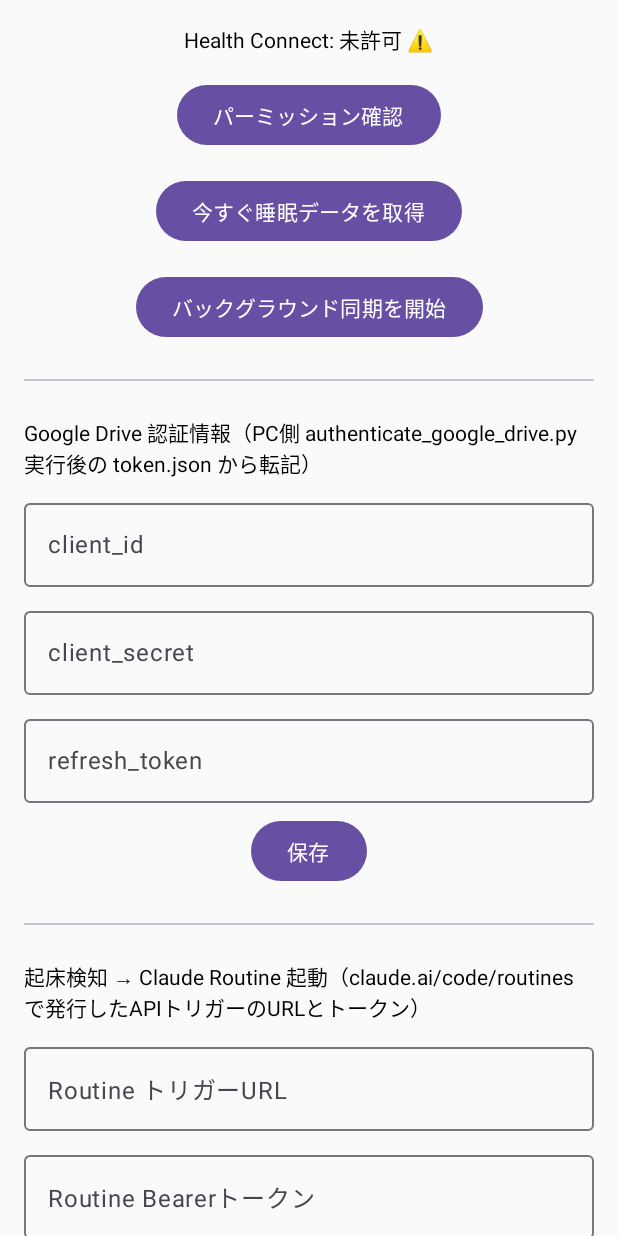
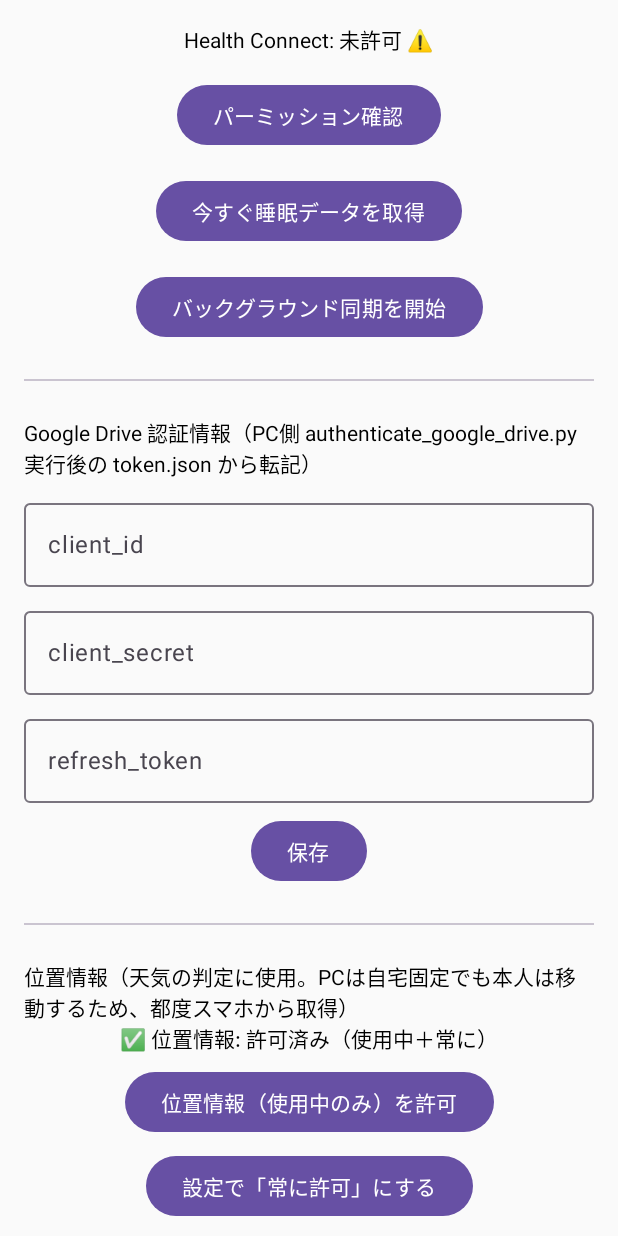
Before and after one commit to shintaro59/health-connect-bridge, an Android app built with Jetpack Compose: the screen it shows after launch (MainActivity), on a phone screen of 412 x 824 dp. Run offline under Robolectric (Android 15) with nearby library versions, the phone set to English and light mode, and no system bars; libraries missing offline, so code that uses them is left out: androidx.health.connect; 4 statements that could not run were skipped.

Commit message:
Attach current location to the wake-detection trigger
The Claude Routine runs in the cloud and has no notion of where the
user actually is, but the phone does. Since the PC stays at home
while the phone travels with the user (Tokyo, overseas, etc.), the
weather check needs the phone's location at the moment of waking,
not a hardcoded home city.

- LocationHelper: best-effort current location via FusedLocationProviderClient
  (fresh fix with a short timeout, falling back to last known location),
  with reverse geocoding to a human-readable label
- WakeDetectionWorker: include the location (label + coordinates, or a
  clear 'unavailable' note) in the routine-fire payload text
- AndroidManifest / build.gradle: add ACCESS_COARSE_LOCATION +
  ACCESS_BACKGROUND_LOCATION permissions and play-services-location
  (background location is required because WorkManager runs the
  periodic check outside any foreground activity)
- MainActivity: UI to request the foreground permission and a shortcut
  to the system settings screen for 'Allow all the time', since Android
  11+ no longer grants background location from a plain runtime dialog

Co-Authored-By: Claude Sonnet 5 <noreply@anthropic.com>
Claude-Session: https://claude.ai/code/session_01FkLLDJmQf5YJzyCKjSCVRW

```diff
--- a/android_bridge_app/app/build.gradle
+++ b/android_bridge_app/app/build.gradle
@@ -62,4 +62,5 @@ dependencies {
     implementation 'androidx.health.connect:connect-client:1.1.0-alpha02'
     implementation 'androidx.work:work-runtime-ktx:2.8.1'
     implementation 'com.google.code.gson:gson:2.10.1'
+    implementation 'com.google.android.gms:play-services-location:21.3.0'
 }
--- a/android_bridge_app/app/src/main/AndroidManifest.xml
+++ b/android_bridge_app/app/src/main/AndroidManifest.xml
@@ -9,6 +9,12 @@
     <uses-permission android:name="android.permission.health.READ_WEIGHT" />
     <uses-permission android:name="android.permission.SCHEDULE_EXACT_ALARM" />
     <uses-permission android:name="android.permission.INTERNET" />
+
+    <!-- 起床通知に添える天気確認用。「使用中のみ」だけでは
+         WorkManagerのバックグラウンド実行時に位置が取得できないため、
+         ACCESS_BACKGROUND_LOCATIONも合わせて要求する（設定画面での手動許可が必要）。 -->
+    <uses-permission android:name="android.permission.ACCESS_COARSE_LOCATION" />
+    <uses-permission android:name="android.permission.ACCESS_BACKGROUND_LOCATION" />
 
     <!-- Android 11+ のパッケージ可視性制限のため、Health Connect本体を明示的に見えるようにする -->
     <queries>
--- a/android_bridge_app/app/src/main/java/com/example/healthconnectbridge/MainActivity.kt
+++ b/android_bridge_app/app/src/main/java/com/example/healthconnectbridge/MainActivity.kt
@@ -1,10 +1,17 @@
 package com.example.healthconnectbridge
 
+import android.Manifest
 import android.content.Context
+import android.content.Intent
+import android.content.pm.PackageManager
+import android.net.Uri
 import android.os.Bundle
+import android.provider.Settings
 import androidx.activity.ComponentActivity
 import androidx.activity.compose.rememberLauncherForActivityResult
 import androidx.activity.compose.setContent
+import androidx.activity.result.contract.ActivityResultContracts
+import androidx.core.content.ContextCompat
 import androidx.compose.foundation.layout.Arrangement
 import androidx.compose.foundation.layout.Column
 import androidx.compose.foundation.layout.fillMaxSize
@@ -17,6 +24,7 @@ import androidx.compose.material3.Divider
 import androidx.compose.material3.OutlinedTextField
 import androidx.compose.material3.Text
 import androidx.compose.runtime.Composable
+import androidx.compose.runtime.DisposableEffect
 import androidx.compose.runtime.LaunchedEffect
 import androidx.compose.runtime.getValue
 import androidx.compose.runtime.mutableStateOf
@@ -25,7 +33,10 @@ import androidx.compose.runtime.rememberCoroutineScope
 import androidx.compose.runtime.setValue
 import androidx.compose.ui.Alignment
 import androidx.compose.ui.Modifier
+import androidx.compose.ui.platform.LocalLifecycleOwner
 import androidx.compose.ui.unit.dp
+import androidx.lifecycle.Lifecycle
+import androidx.lifecycle.LifecycleEventObserver
 import androidx.health.connect.client.HealthConnectClient
 import androidx.health.connect.client.PermissionController
 import androidx.health.connect.client.permission.HealthPermission
@@ -84,6 +95,18 @@ fun MainScreen() {
     var routineToken by remember { mutableStateOf(prefs.getString(KEY_ROUTINE_TOKEN, "") ?: "") }
     var statusText by remember { mutableStateOf("準備完了") }
     var permissionsGranted by remember { mutableStateOf(false) }
+    var coarseLocationGranted by remember {
+        mutableStateOf(
+            ContextCompat.checkSelfPermission(context, Manifest.permission.ACCESS_COARSE_LOCATION) ==
+                PackageManager.PERMISSION_GRANTED
+        )
+    }
+    var backgroundLocationGranted by remember {
+        mutableStateOf(
+            ContextCompat.checkSelfPermission(context, Manifest.permission.ACCESS_BACKGROUND_LOCATION) ==
+                PackageManager.PERMISSION_GRANTED
+        )
+    }
 
     val healthConnectClient = remember { HealthConnectClient.getOrCreate(context) }
 
@@ -98,9 +121,38 @@ fun MainScreen() {
         }
     }
 
+    val requestCoarseLocation = rememberLauncherForActivityResult(
+        ActivityResultContracts.RequestPermission()
+    ) { granted ->
+        coarseLocationGranted = granted
+        statusText = if (granted) {
+            "✅ 位置情報（使用中）が許可されました。続けて「常に許可」の設定もお願いします"
+        } else {
+            "⚠️ 位置情報の権限が許可されませんでした。天気の現在地確認はスキップされます"
+        }
+    }
+
     LaunchedEffect(Unit) {
         val granted = healthConnectClient.permissionController.getGrantedPermissions()
         permissionsGranted = granted.containsAll(requiredPermissions())
+    }
+
+    // 「設定で常に許可」から戻ってきた時に権限表示を再チェックする
+    // （設定画面遷移はActivityの外なので、Composeの状態が自動更新されないため）
+    val lifecycleOwner = LocalLifecycleOwner.current
+    DisposableEffect(lifecycleOwner) {
+        val observer = LifecycleEventObserver { _, event ->
+            if (event == Lifecycle.Event.ON_RESUME) {
+                coarseLocationGranted = ContextCompat.checkSelfPermission(
+                    context, Manifest.permission.ACCESS_COARSE_LOCATION
+                ) == PackageManager.PERMISSION_GRANTED
+                backgroundLocationGranted = ContextCompat.checkSelfPermission(
+                    context, Manifest.permission.ACCESS_BACKGROUND_LOCATION
+                ) == PackageManager.PERMISSION_GRANTED
+            }
+        }
+        lifecycleOwner.lifecycle.addObserver(observer)
+        onDispose { lifecycleOwner.lifecycle.removeObserver(observer) }
     }
 
     Column(
@@ -221,6 +273,45 @@ fun MainScreen() {
 
         Divider(modifier = Modifier.padding(vertical = 24.dp))
 
+        Text(text = "位置情報（天気の判定に使用。PCは自宅固定でも本人は移動するため、都度スマホから取得）")
+        Text(
+            text = if (coarseLocationGranted && backgroundLocationGranted) {
+                "✅ 位置情報: 許可済み（使用中＋常に）"
+            } else if (coarseLocationGranted) {
+                "⚠️ 「使用中のみ」許可済み。バックグラウンド検知で使うには「常に許可」も必要です"
+            } else {
+                "⚠️ 位置情報: 未許可"
+            }
+        )
+
+        Button(
+            onClick = {
+                if (coarseLocationGranted) {
+                    statusText = "✅ 位置情報（使用中）は許可済みです"
+                } else {
+                    requestCoarseLocation.launch(Manifest.permission.ACCESS_COARSE_LOCATION)
+                }
+            },
+            modifier = Modifier.padding(top = 8.dp)
+        ) {
+            Text("位置情報（使用中のみ）を許可")
+        }
+
+        Button(
+            onClick = {
+                val intent = Intent(Settings.ACTION_APPLICATION_DETAILS_SETTINGS).apply {
+                    data = Uri.fromParts("package", context.packageName, null)
+                }
+                context.startActivity(intent)
+                statusText = "設定画面を開きました。「位置情報」→「常に許可」を選択してください"
+            },
+            modifier = Modifier.padding(top = 8.dp)
+        ) {
+            Text("設定で「常に許可」にする")
+        }
+
+        Divider(modifier = Modifier.padding(vertical = 24.dp))
+
         Text(text = "起床検知 → Claude Routine 起動（claude.ai/code/routines で発行したAPIトリガーのURLとトークン）")
 
         OutlinedTextField(
```
Also changed, not shown: android_bridge_app/app/src/main/java/com/example/healthconnectbridge/LocationHelper.kt (added, +85 -0 lines), android_bridge_app/app/src/main/java/com/example/healthconnectbridge/WakeDetectionWorker.kt (+16 -2 lines).
